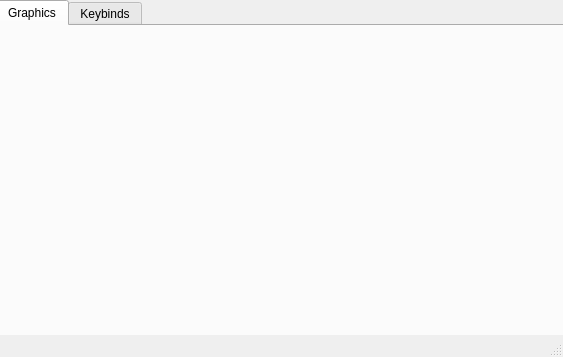
This is assets/sub.ui in Matrixchung/EDAutopilot-v2 as Qt 5 draws it before an edit. The edited form follows.
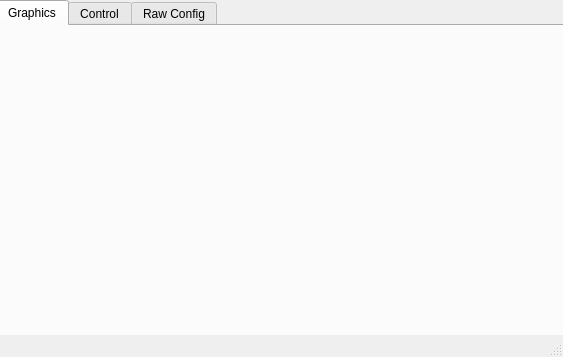
This is the edited form.

The edit to the form file:
```diff
--- a/assets/sub.ui
+++ b/assets/sub.ui
@@ -33,7 +33,12 @@
     </widget>
     <widget class="QWidget" name="tab_2">
      <attribute name="title">
-      <string>Keybinds</string>
+      <string>Control</string>
+     </attribute>
+    </widget>
+    <widget class="QWidget" name="tab_3">
+     <attribute name="title">
+      <string>Raw Config</string>
      </attribute>
     </widget>
    </widget>
```
